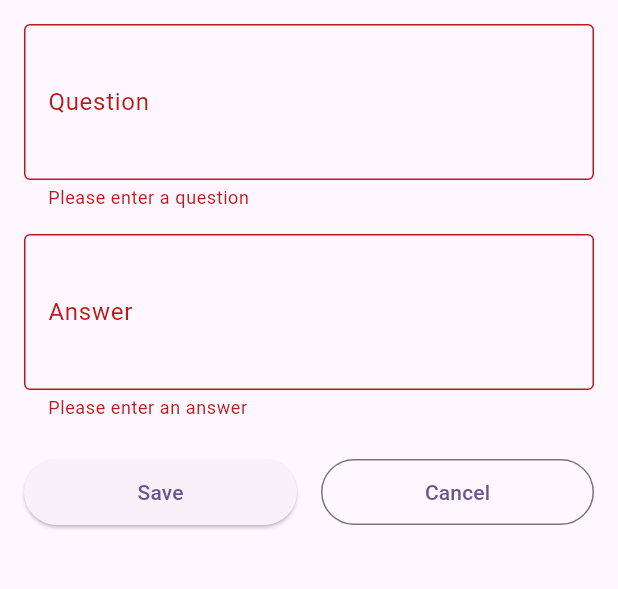
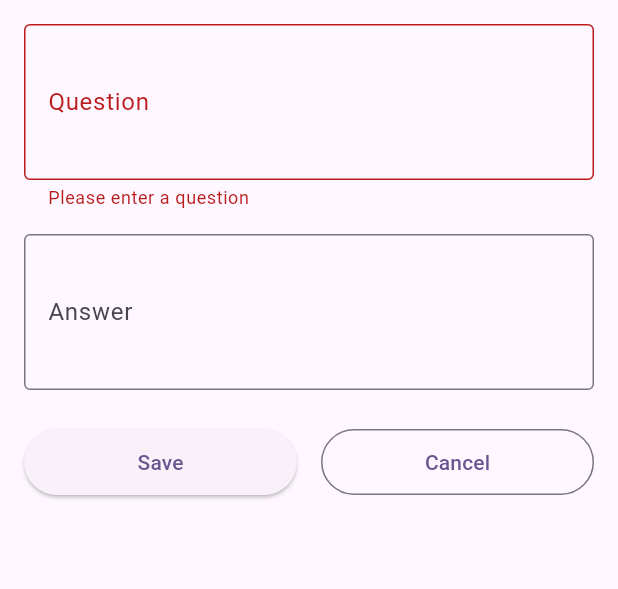
Before and after one commit to archaic-wang/lemoncard, a Flutter app: the LemonCardDetailPage screen opened directly with empty values, after a tap on "Save", on a phone screen of 412 x 824 dp, the part 84-673 px from its top. Run offline on Flutter 3.47's test engine with Material 3 defaults, Android fonts, the phone set to English and light mode, and no system bars; our stand-ins replace sqflite; accounts and stored records are empty.

Commit message:
Remove Statistics section and make answer field optional in LemonCardDetailPage
Co-Authored-By: zx.wang@archaic.co.jp <zx.wang@archaic.co.jp>

```diff
--- a/lib/screens/lemonCardDetailPage.dart
+++ b/lib/screens/lemonCardDetailPage.dart
@@ -105,65 +105,9 @@ class _LemonCardDetailPageState extends State<LemonCardDetailPage> {
                   border: OutlineInputBorder(),
                 ),
                 maxLines: 3,
-                validator: (value) => (value == null || value.isEmpty)
-                  ? 'Please enter an answer'
-                  : null,
+                validator: null,
               ),
-              if (widget.question != null) ...[
-                const SizedBox(height: 24.0),
-                Text(
-                  'Statistics',
-                  style: Theme.of(context).textTheme.titleMedium,
-                ),
-                const SizedBox(height: 8.0),
-                Row(
-                  children: [
-                    Expanded(
-                      child: Card(
-                        child: Padding(
-                          padding: const EdgeInsets.all(16.0),
-                          child: Column(
-                            children: [
-                              const Icon(Icons.check_circle, color: Colors.green),
-                              const SizedBox(height: 8.0),
-                              Text(
-                                'Correct',
-                                style: Theme.of(context).textTheme.labelLarge,
-                              ),
-                              Text(
-                                '$_nCorrect',
-                                style: Theme.of(context).textTheme.headlineMedium,
-                              ),
-                            ],
-                          ),
-                        ),
-                      ),
-                    ),
-                    const SizedBox(width: 16.0),
-                    Expanded(
-                      child: Card(
-                        child: Padding(
-                          padding: const EdgeInsets.all(16.0),
-                          child: Column(
-                            children: [
-                              const Icon(Icons.cancel, color: Colors.red),
-                              const SizedBox(height: 8.0),
-                              Text(
-                                'Wrong',
-                                style: Theme.of(context).textTheme.labelLarge,
-                              ),
-                              Text(
-                                '$_nWrong',
-                                style: Theme.of(context).textTheme.headlineMedium,
-                              ),
-                            ],
-                          ),
-                        ),
-                      ),
-                    ),
-                  ],
-                ),
-              ],
+
               const SizedBox(height: 24.0),
               Row(
                 mainAxisAlignment: MainAxisAlignment.spaceEvenly,
```
